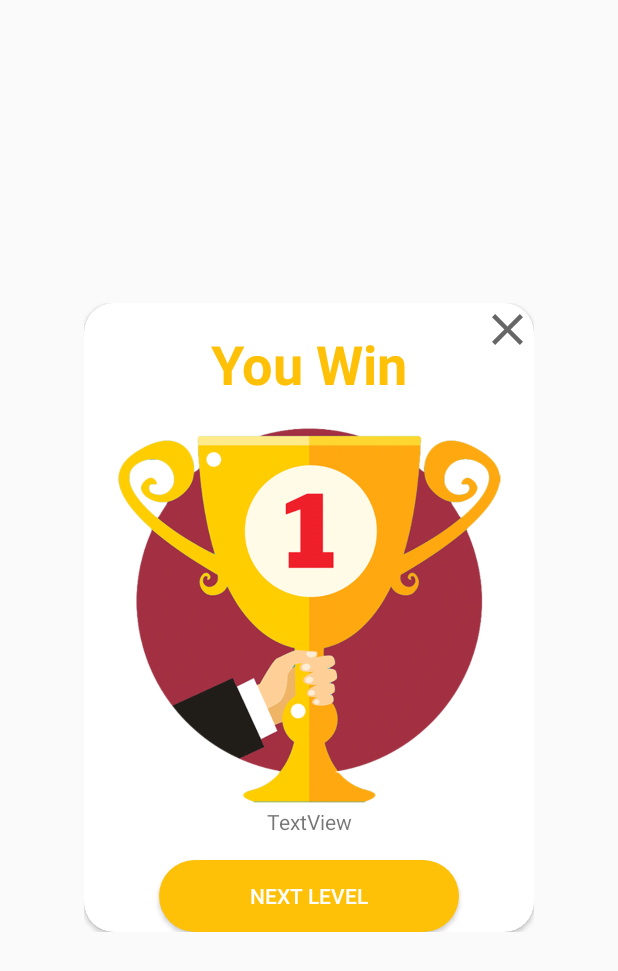
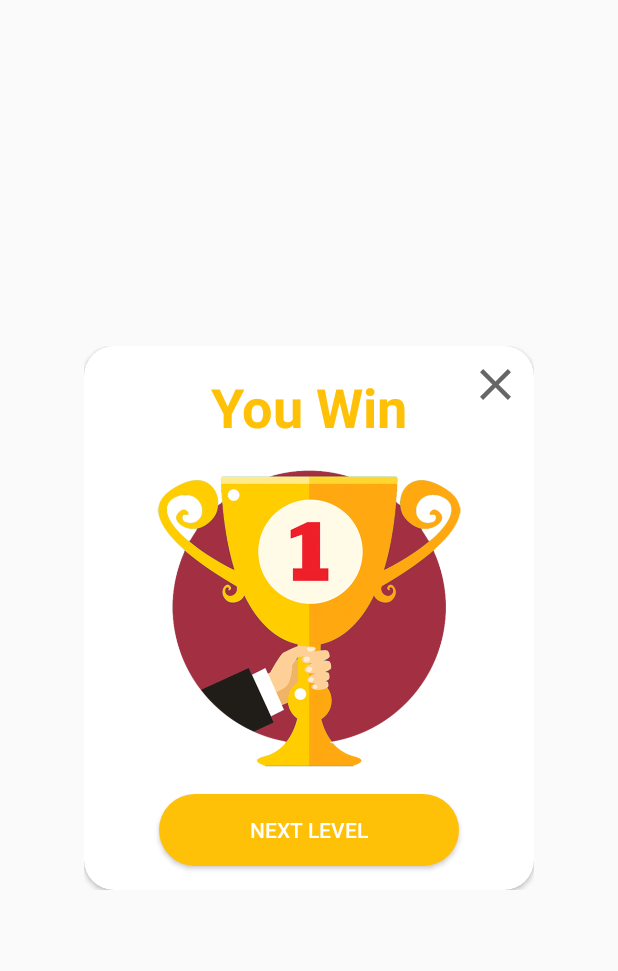
Before and after one commit to Funya1337/GeeksAndChallenges, an Android app: the layout win_layout_dialog.xml on its own in the app's theme, with its tools: preview values and no code run, on a phone screen of 412 x 824 dp. Shown: the top 971 px of the screen. Run offline under Robolectric (Android 15) with nearby library versions, the phone set to English and light mode, and no system bars.

Commit message:
feat(editor): add win event and food

```diff
--- a/app/src/main/java/com/example/proj123/views/SnakeView.java
+++ b/app/src/main/java/com/example/proj123/views/SnakeView.java
@@ -13,6 +13,7 @@ import android.widget.Toast;
 
 import androidx.annotation.Nullable;
 import androidx.fragment.app.FragmentManager;
+import androidx.fragment.app.FragmentTransaction;
 
 import com.example.proj123.Activities.MainActivity;
 import com.example.proj123.Fragments.RetailerGameFragment;
@@ -22,6 +23,7 @@ import com.example.proj123.enums.TileType;
 
 import java.util.Arrays;
 import java.util.Random;
+import java.util.concurrent.TimeUnit;
 
 public class SnakeView extends View {
     private Paint mPaint = new Paint();
@@ -149,7 +151,7 @@ public class SnakeView extends View {
     {
         if (currentLocationX == foodCoordX && currentLocationY == foodCoordY)
         {
-            System.out.println("YOU WON");
+            RetailerGameFragment.openWinDialog();
         }
     }
 }
--- a/app/src/main/res/layout/win_layout_dialog.xml
+++ b/app/src/main/res/layout/win_layout_dialog.xml
@@ -36,6 +36,8 @@
                 android:id="@+id/imageViewClose"
                 android:layout_width="wrap_content"
                 android:layout_height="wrap_content"
+                android:layout_marginTop="8dp"
+                android:layout_marginEnd="8dp"
                 app:layout_constraintEnd_toEndOf="parent"
                 app:layout_constraintTop_toTopOf="parent"
                 app:srcCompat="@drawable/ic_baseline_close_24" />
@@ -43,36 +45,26 @@
             <ImageView
                 android:id="@+id/imageView2"
                 android:layout_width="wrap_content"
-                android:layout_height="255dp"
+                android:layout_height="202dp"
                 android:layout_marginTop="16dp"
                 app:layout_constraintEnd_toEndOf="parent"
                 app:layout_constraintStart_toStartOf="parent"
                 app:layout_constraintTop_toBottomOf="@+id/textView"
                 app:srcCompat="@drawable/download" />
 
-            <TextView
-                android:id="@+id/textView2"
-                android:layout_width="0dp"
-                android:layout_height="wrap_content"
-                android:layout_marginStart="24dp"
-                android:layout_marginEnd="24dp"
-                android:gravity="center"
-                android:text="TextView"
-                app:layout_constraintEnd_toEndOf="parent"
-                app:layout_constraintStart_toStartOf="parent"
-                app:layout_constraintTop_toBottomOf="@+id/imageView2" />
-
             <Button
                 android:id="@+id/button"
                 android:layout_width="200dp"
                 android:layout_height="wrap_content"
                 android:layout_marginTop="16dp"
+                android:layout_marginBottom="16dp"
                 android:background="@drawable/btn_bg"
                 android:text="Next level"
                 android:textColor="#FFFFFF"
+                app:layout_constraintBottom_toBottomOf="parent"
                 app:layout_constraintEnd_toEndOf="parent"
                 app:layout_constraintStart_toStartOf="parent"
-                app:layout_constraintTop_toBottomOf="@+id/textView2" />
+                app:layout_constraintTop_toBottomOf="@+id/imageView2" />
 
         </androidx.constraintlayout.widget.ConstraintLayout>
 
```
Also changed, not shown: app/src/main/java/com/example/proj123/Fragments/RetailerGameFragment.java (+30 -0 lines).
